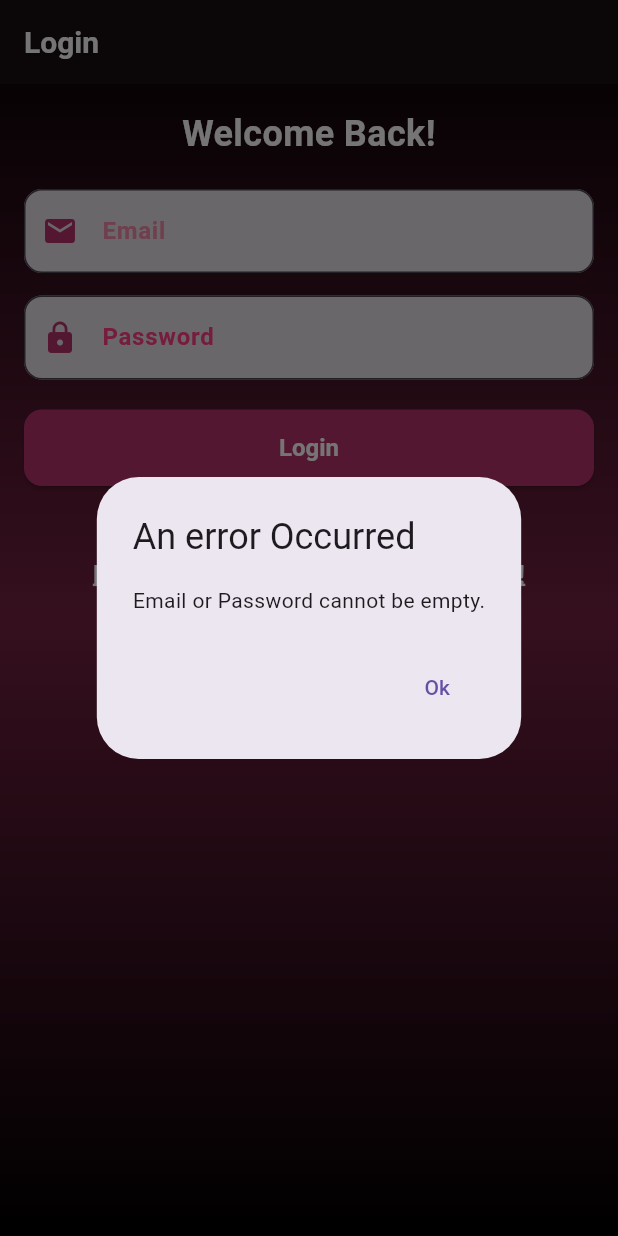
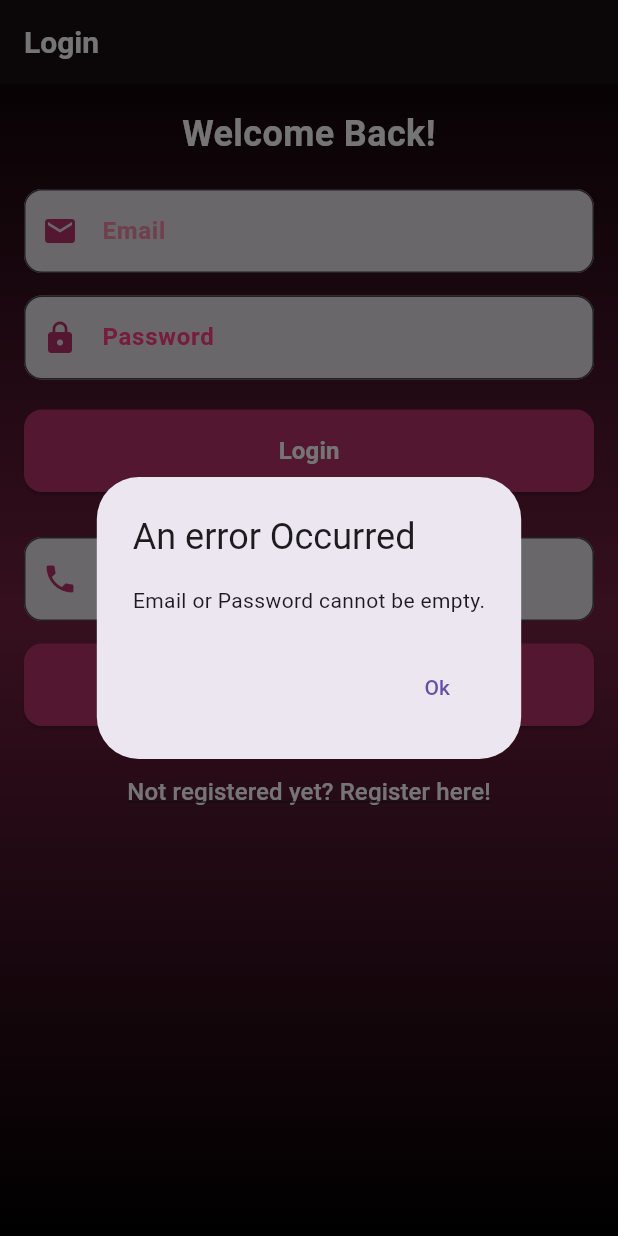
Before and after one commit to atik-7866/CineMood, a Flutter app: the screen it shows after launch, after a tap on "Login", on a phone screen of 412 x 824 dp. Run offline on Flutter 3.47's test engine with Material 3 defaults, Android fonts, the phone set to English and light mode, and no system bars; our stand-ins replace carousel_slider, firebase_auth, firebase_core, shared_preferences, speech_to_text, video_player; accounts and stored records are empty.

```diff
--- a/lib/views/LoginView.dart
+++ b/lib/views/LoginView.dart
@@ -13,20 +13,112 @@ class LoginView extends StatefulWidget {
 class _LoginViewState extends State<LoginView> {
   late TextEditingController _email;
   late TextEditingController _password;
+  late TextEditingController _phone;
+  late TextEditingController _otp;
   bool _isLoading = false;
+  bool _isOTPSent = false;
+  String? _verificationId;
 
   @override
   void initState() {
     super.initState();
     _email = TextEditingController();
     _password = TextEditingController();
+    _phone = TextEditingController();
+    _otp = TextEditingController();
   }
 
   @override
   void dispose() {
     _email.dispose();
     _password.dispose();
+    _phone.dispose();
+    _otp.dispose();
     super.dispose();
+  }
+
+  Future<void> _sendOTP() async {
+    final phoneNumber = _phone.text.trim();
+    if (phoneNumber.isEmpty || phoneNumber.length < 10) {
+      await showErrorDialog(context, "Enter a valid phone number.");
+      return;
+    }
+
+    setState(() => _isLoading = true);
+
+    try {
+      await FirebaseAuth.instance.verifyPhoneNumber(
+        phoneNumber: "+91$phoneNumber", // Change the country code as needed
+        verificationCompleted: (PhoneAuthCredential credential) async {
+          await FirebaseAuth.instance.signInWithCredential(credential);
+          Navigator.of(context).pushNamedAndRemoveUntil(notesRoute, (route) => false);
+        },
+        verificationFailed: (FirebaseAuthException e) {
+          showErrorDialog(context, "Verification failed: ${e.message}");
+        },
+        codeSent: (String verificationId, int? resendToken) {
+          setState(() {
+            _verificationId = verificationId;
+            _isOTPSent = true;
+          });
+        },
+        codeAutoRetrievalTimeout: (String verificationId) {},
+      );
+    } catch (e) {
+      await showErrorDialog(context, "Error sending OTP: $e");
+    } finally {
+      setState(() => _isLoading = false);
+    }
+  }
+
+  Future<void> _verifyOTP() async {
+    final smsCode = _otp.text.trim();
+    if (smsCode.isEmpty) {
+      await showErrorDialog(context, "Enter the OTP.");
+      return;
+    }
+
+    setState(() => _isLoading = true);
+
+    try {
+      PhoneAuthCredential credential = PhoneAuthProvider.credential(
+        verificationId: _verificationId!,
+        smsCode: smsCode,
+      );
+
+      await FirebaseAuth.instance.signInWithCredential(credential);
+      Navigator.of(context).pushNamedAndRemoveUntil(notesRoute, (route) => false);
+    } catch (e) {
+      await showErrorDialog(context, "Invalid OTP.");
+    } finally {
+      setState(() => _isLoading = false);
+    }
+  }
+
+  Future<void> _loginWithEmail() async {
+    final email = _email.text.trim();
+    final password = _password.text.trim();
+
+    if (email.isEmpty || password.isEmpty) {
+      await showErrorDialog(context, "Email or Password cannot be empty.");
+      return;
+    }
+
+    setState(() => _isLoading = true);
+
+    try {
+      await FirebaseAuth.instance.signInWithEmailAndPassword(email: email, password: password);
+      final user = FirebaseAuth.instance.currentUser;
+      if (user?.emailVerified ?? false) {
+        Navigator.of(context).pushNamedAndRemoveUntil(notesRoute, (route) => false);
+      } else {
+        Navigator.of(context).pushNamedAndRemoveUntil(verifyEmailRoute, (route) => false);
+      }
+    } on FirebaseAuthException catch (e) {
+      await showErrorDialog(context, 'Login failed: ${e.message}');
+    } finally {
+      setState(() => _isLoading = false);
+    }
   }
 
   @override
@@ -36,29 +128,14 @@ class _LoginViewState extends State<LoginView> {
         gradient: LinearGradient(
           begin: Alignment.topCenter,
           end: Alignment.bottomCenter,
-          colors: [
-            Colors.black, // Lighter pink
-            // Colors.black, // Lighter pink
-
-            Color(0xFF752142), // Dark pink/magenta
-            // Color(0xFF752145),
-            Colors.black, // Lighter pink
-          ],
+          colors: [Colors.black, Color(0xFF752142), Colors.black],
         ),
       ),
       child: Scaffold(
         backgroundColor: Colors.transparent,
         appBar: AppBar(
           backgroundColor: const Color(0xFF170C11),
-          title: const Text(
-
-            "Login",
-            style: TextStyle(
-              fontSize: 20,
-              fontWeight: FontWeight.bold,
-              color: Colors.white,
-            ),
-          ),
+          title: const Text("Login", style: TextStyle(fontSize: 20, fontWeight: FontWeight.bold, color: Colors.white)),
         ),
         body: Padding(
           padding: const EdgeInsets.all(16.0),
@@ -66,32 +143,20 @@ class _LoginViewState extends State<LoginView> {
             child: Column(
               crossAxisAlignment: CrossAxisAlignment.stretch,
               children: [
-                const Text(
-                  "Welcome Back!",
-                  textAlign: TextAlign.center,
-                  style: TextStyle(
-                    fontSize: 24,
-                    fontWeight: FontWeight.bold,
-                    color: Colors.white,
-                  ),
-                ),
+                const Text("Welcome Back!", textAlign: TextAlign.center, style: TextStyle(fontSize: 24, fontWeight: FontWeight.bold, color: Colors.white)),
                 const SizedBox(height: 20),
+
+                // Email Login
                 TextField(
                   controller: _email,
                   keyboardType: TextInputType.emailAddress,
                   decoration: InputDecoration(
                     labelText: "Email",
-                    labelStyle: const TextStyle(
-                      color:Color(0xFFF28AA7),
-                      fontWeight: FontWeight.bold,
-                    ),
+                    labelStyle: const TextStyle(color: Color(0xFFF28AA7), fontWeight: FontWeight.bold),
                     hintText: "Enter your Email here",
                     prefixIcon: const Icon(Icons.email, color: Color(0xFFB8336A)),
                     filled: true,
-                    border: OutlineInputBorder(
-                      borderRadius: BorderRadius.circular(12),
-                      borderSide: const BorderSide(color: Colors.black),
-                    ),
+                    border: OutlineInputBorder(borderRadius: BorderRadius.circular(12)),
                   ),
                 ),
                 const SizedBox(height: 15),
@@ -100,99 +165,55 @@ class _LoginViewState extends State<LoginView> {
                   obscureText: true,
                   decoration: InputDecoration(
                     labelText: "Password",
-                    labelStyle: const TextStyle(
-                      color: Colors.pinkAccent,
-                      fontWeight: FontWeight.bold,
-                    ),
+                    labelStyle: const TextStyle(color: Colors.pinkAccent, fontWeight: FontWeight.bold),
                     hintText: "Enter your Password here",
                     prefixIcon: const Icon(Icons.lock, color: Color(0xFFB8336A)),
                     filled: true,
-                    border: OutlineInputBorder(
-                      borderRadius: BorderRadius.circular(12),
-                      borderSide: const BorderSide(color: Colors.black),
-                    ),
+                    border: OutlineInputBorder(borderRadius: BorderRadius.circular(12)),
                   ),
                 ),
                 const SizedBox(height: 20),
                 ElevatedButton(
-                  style: ElevatedButton.styleFrom(
-                    backgroundColor: Color(0xFFB8336A),
-                    padding: const EdgeInsets.symmetric(vertical: 16),
-                    textStyle: const TextStyle(
-                      fontSize: 16,
-                      fontWeight: FontWeight.bold,
-                      color: Colors.white60,
-                    ),
-                    shape: RoundedRectangleBorder(
-                      borderRadius: BorderRadius.circular(12),
-                    ),
+                  style: ElevatedButton.styleFrom(backgroundColor: Color(0xFFB8336A), padding: const EdgeInsets.symmetric(vertical: 16), shape: RoundedRectangleBorder(borderRadius: BorderRadius.circular(12))),
+                  onPressed: _isLoading ? null : _loginWithEmail,
+                  child: _isLoading ? const CircularProgressIndicator(valueColor: AlwaysStoppedAnimation(Colors.white)) : const Text("Login", style: TextStyle(fontSize: 16, fontWeight: FontWeight.bold, color: Colors.white)),
+                ),
+
+                const SizedBox(height: 30),
+
+                // Phone Login
+                TextField(
+                  controller: _phone,
+                  keyboardType: TextInputType.phone,
+                  decoration: InputDecoration(
+                    labelText: "Phone Number",
+                    labelStyle: const TextStyle(color: Colors.pinkAccent, fontWeight: FontWeight.bold),
+                    hintText: "Enter your phone number",
+                    prefixIcon: const Icon(Icons.phone, color: Color(0xFFB8336A)),
+                    filled: true,
+                    border: OutlineInputBorder(borderRadius: BorderRadius.circular(12)),
                   ),
-                  onPressed: _isLoading
-                      ? null // Disable button while loading
-                      : () async {
-                    final email = _email.text;
+                ),
+                const SizedBox(height: 15),
+                ElevatedButton(
+                  style: ElevatedButton.styleFrom(backgroundColor:Color(0xFFB8336A), padding: const EdgeInsets.symmetric(vertical: 16), shape: RoundedRectangleBorder(borderRadius: BorderRadius.circular(12))),
+                  onPressed: _isLoading ? null : _sendOTP,
+                  child: const Text("Send OTP", style: TextStyle(fontSize: 16, fontWeight: FontWeight.bold, color: Colors.white)),
+                ),
 
-                    final password = _password.text;
+                if (_isOTPSent) ...[
+                  const SizedBox(height: 15),
+                  TextField(controller: _otp, keyboardType: TextInputType.number, decoration: InputDecoration(labelText: "Enter OTP", filled: true, border: OutlineInputBorder(borderRadius: BorderRadius.circular(12)))),
+                  const SizedBox(height: 15),
+                  ElevatedButton(
+                    style: ElevatedButton.styleFrom(backgroundColor: Colors.blue),
+                    onPressed: _isLoading ? null : _verifyOTP,
+                    child: const Text("Verify OTP", style: TextStyle(fontSize: 16, fontWeight: FontWeight.bold, color: Colors.white)),
+                  ),
 
-                    // Validate input fields
-                    if (email.isEmpty || password.isEmpty) {
-                      await showErrorDialog(
-                          context, "Email or Password cannot be empty.");
-                      return;
-                    }
-
-                    final emailRegEx = RegExp(
-                        r"^[a-zA-Z0-9._%+-]+@[a-zA-Z0-9.-]+\.[a-zA-Z]{2,4}$");
-                    if (!emailRegEx.hasMatch(email)) {
-                      await showErrorDialog(context, "Please enter a valid email.");
-                      return;
-                    }
-
-                    setState(() {
-                      _isLoading = true;
-                    });
-
-                    try {
-                      await FirebaseAuth.instance
-                          .signInWithEmailAndPassword(
-                        email: email,
-                        password: password,
-                      );
-                      final user = FirebaseAuth.instance.currentUser;
-                      if (user?.emailVerified ?? false) {
-                        Navigator.of(context).pushNamedAndRemoveUntil(
-                          notesRoute,
-                              (route) => false,
-                        );
-                      } else {
-                        Navigator.of(context).pushNamedAndRemoveUntil(
-                          verifyEmailRoute,
-                              (route) => false,
-                        );
-                      }
-                    } on FirebaseAuthException catch (e) {
-                      if (e.code == 'invalid-credential') {
-                        await showErrorDialog(context, 'Wrong Password!');
-                      } else {
-                        await showErrorDialog(context, 'Error logging in!');
-                      }
-                    } finally {
-                      setState(() {
-                        _isLoading = false;
-                      });
-                    }
-                  },
-                  child: _isLoading
-                      ? const CircularProgressIndicator(
-                    valueColor: AlwaysStoppedAnimation(Colors.white),
-                  )
-                      : const Text("Login",
-                    style: TextStyle(fontSize: 16, fontWeight: FontWeight.bold,color: Colors.white),),
-
-                ),
+                ],
                 const SizedBox(height: 20),
 
-                const SizedBox(height: 15),
                 TextButton(
                   onPressed: () {
                     Navigator.of(context).pushNamedAndRemoveUntil(
@@ -201,13 +222,11 @@ class _LoginViewState extends State<LoginView> {
                     );
                   },
                   child: const Text(
-                    "Don't have an account? Register here!",
+                    "Not registered yet? Register here!",
                     style: TextStyle(
-                      fontSize: 17,
+                      fontSize: 16,
                       color: Colors.white,
                       decoration: TextDecoration.underline,
-                      decorationColor: Colors.white,
-                      decorationThickness: 2.0,
                     ),
                   ),
                 ),
--- a/lib/views/RegisterationView.dart
+++ b/lib/views/RegisterationView.dart
@@ -186,4 +186,5 @@ class _RegisterationViewState extends State<RegisterationView> {
       ),
     );
   }
+
 }
--- a/pubspec.yaml
+++ b/pubspec.yaml
@@ -24,6 +24,7 @@ dependencies:
   video_player: ^2.7.18 # or the latest version
   http: ^1.3.0
   url_launcher: ^6.3.1
+  google_sign_in: ^6.2.2
   shared_preferences: ^2.5.2
   speech_to_text: ^7.0.0
 #  firebase_storage: ^12.4.1
```
Also changed, not shown: lib/main.dart (+61 -63 lines), lib/views/MovieDetailCommon.dart (+47 -54 lines), lib/views/PageView.dart (added, +48 -0 lines), pubspec.lock, 5 other files.
